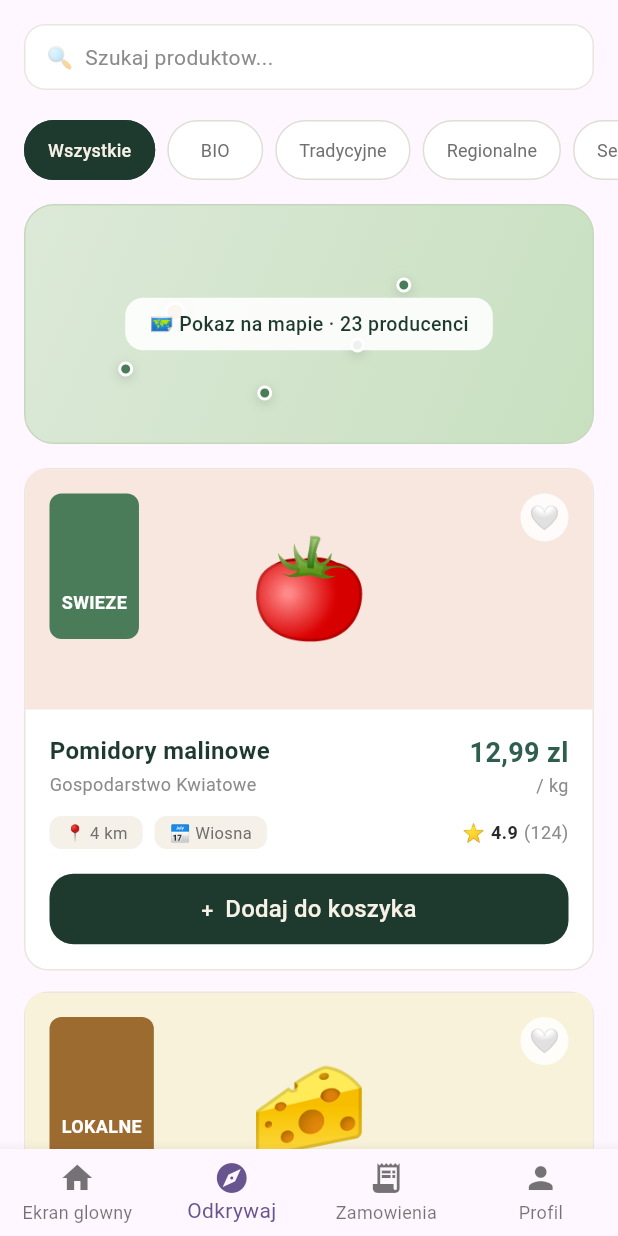
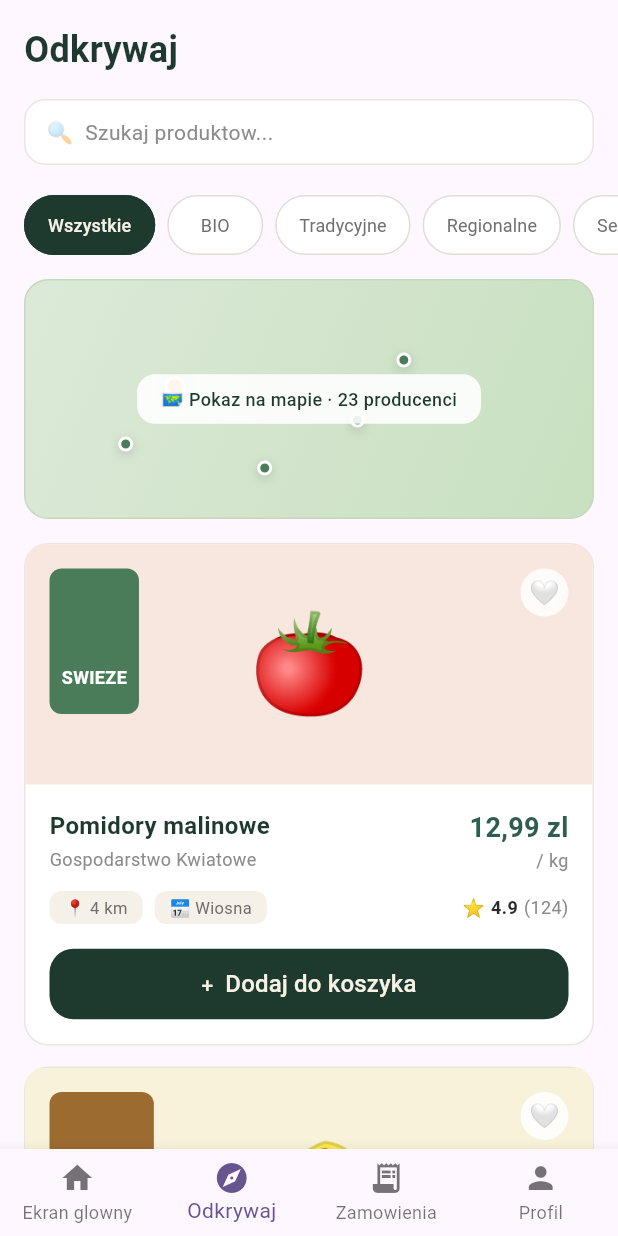
Before and after one commit to Cay00/LokalnyKoszyk, a Flutter app: the screen it shows after launch, item 2 of the bottom bar chosen, on a phone screen of 412 x 824 dp. Run offline on Flutter 3.47's test engine with Material 3 defaults, Android fonts, the phone set to English and light mode, and no system bars.

Commit message:
Enhance Discover screen layout and styling with new header and adjusted filter button dimensions

```diff
--- a/lib/screens/discover_screen.dart
+++ b/lib/screens/discover_screen.dart
@@ -64,7 +64,17 @@ class _DiscoverScreenState extends State<DiscoverScreen> {
         Padding(
           padding: const EdgeInsets.fromLTRB(16, 16, 16, 0),
           child: Column(
+            crossAxisAlignment: CrossAxisAlignment.start,
             children: const <Widget>[
+              Text(
+                'Odkrywaj',
+                style: TextStyle(
+                  fontSize: 24,
+                  fontWeight: FontWeight.w700,
+                  color: Color(0xFF1E3A2F),
+                ),
+              ),
+              SizedBox(height: 16),
               DiscoverSearchBar(),
               SizedBox(height: 16),
             ],
--- a/lib/widgets/discover/discover_filters.dart
+++ b/lib/widgets/discover/discover_filters.dart
@@ -35,10 +35,10 @@ class DiscoverFilters extends StatelessWidget {
                         : const Color(0xFFE0DDD5),
                   ),
                   shape: RoundedRectangleBorder(
-                    borderRadius: BorderRadius.circular(20),
+                    borderRadius: BorderRadius.circular(24),
                   ),
                   padding:
-                      const EdgeInsets.symmetric(horizontal: 16, vertical: 7),
+                      const EdgeInsets.symmetric(horizontal: 16, vertical: 8),
                 ),
                 child: Text(
                   filter,
@@ -53,6 +53,7 @@ class DiscoverFilters extends StatelessWidget {
               ),
             );
           }),
+          const SizedBox(width: 8),
         ],
       ),
     );
--- a/lib/widgets/discover/discover_map_preview.dart
+++ b/lib/widgets/discover/discover_map_preview.dart
@@ -13,7 +13,7 @@ class DiscoverMapPreview extends StatelessWidget {
           begin: Alignment.topLeft,
           end: Alignment.bottomRight,
         ),
-        borderRadius: BorderRadius.circular(20),
+        borderRadius: BorderRadius.circular(16),
         border: Border.all(color: const Color(0xFFC6D8BC)),
       ),
       child: Stack(
@@ -33,7 +33,7 @@ class DiscoverMapPreview extends StatelessWidget {
               child: const Text(
                 '🗺️ Pokaz na mapie · 23 producenci',
                 style: TextStyle(
-                  fontSize: 13,
+                  fontSize: 12,
                   color: Color(0xFF1E3A2F),
                   fontWeight: FontWeight.w500,
                 ),
```
